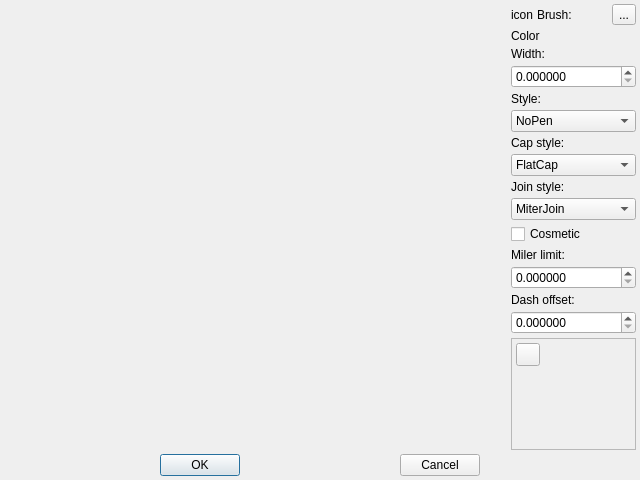
Above: src/property/dialogs/peneditdialog.ui from Gris87/ObjectController before the change. Below: the same form after it.
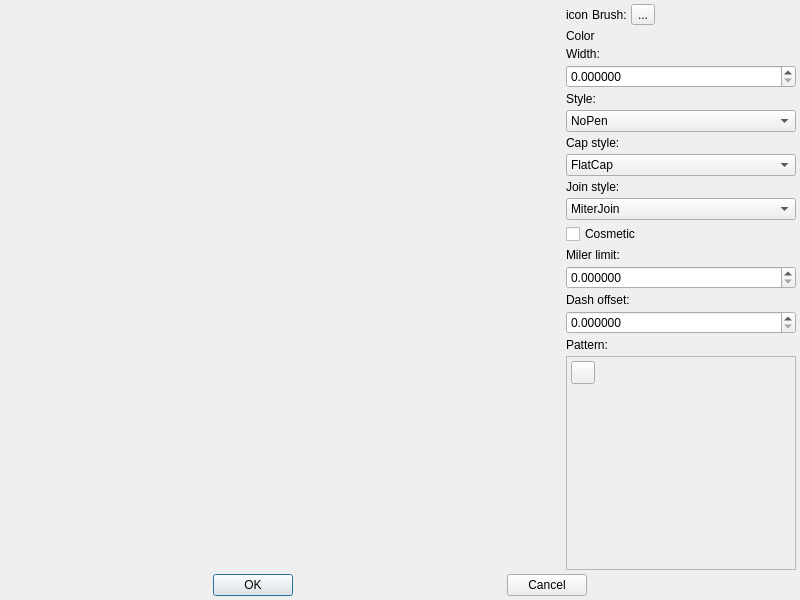
That is the form after the change. Icons and pictures are not drawn.

Diff of the .ui file:
```diff
--- a/src/property/dialogs/peneditdialog.ui
+++ b/src/property/dialogs/peneditdialog.ui
@@ -6,10 +6,16 @@
    <rect>
     <x>0</x>
     <y>0</y>
-    <width>640</width>
-    <height>480</height>
+    <width>800</width>
+    <height>600</height>
    </rect>
   </property>
+  <property name="minimumSize">
+   <size>
+    <width>400</width>
+    <height>500</height>
+   </size>
+  </property>
   <property name="windowTitle">
    <string>Pen editor</string>
   </property>
@@ -43,11 +49,17 @@
      </item>
      <item>
       <widget class="QWidget" name="propertiesWidget" native="true">
-       <property name="sizePolicy">
-        <sizepolicy hsizetype="Maximum" vsizetype="Preferred">
-         <horstretch>0</horstretch>
-         <verstretch>0</verstretch>
-        </sizepolicy>
+       <property name="minimumSize">
+        <size>
+         <width>230</width>
+         <height>0</height>
+        </size>
+       </property>
+       <property name="maximumSize">
+        <size>
+         <width>230</width>
+         <height>16777215</height>
+        </size>
        </property>
        <layout class="QVBoxLayout" name="propertiesLayout">
         <property name="spacing">
@@ -70,12 +82,6 @@
           </item>
           <item>
            <widget class="QLabel" name="brushLabel">
-            <property name="sizePolicy">
-             <sizepolicy hsizetype="MinimumExpanding" vsizetype="Preferred">
-              <horstretch>0</horstretch>
-              <verstretch>0</verstretch>
-             </sizepolicy>
-            </property>
             <property name="text">
              <string>Brush:</string>
             </property>
@@ -88,6 +94,19 @@
             </property>
            </widget>
           </item>
+          <item>
+           <spacer name="horizontalSpacer_4">
+            <property name="orientation">
+             <enum>Qt::Horizontal</enum>
+            </property>
+            <property name="sizeHint" stdset="0">
+             <size>
+              <width>40</width>
+              <height>20</height>
+             </size>
+            </property>
+           </spacer>
+          </item>
          </layout>
         </item>
         <item>
@@ -293,7 +312,14 @@
          </widget>
         </item>
         <item>
-         <widget class="QScrollArea" name="scrollArea">
+         <widget class="QLabel" name="patternLabel">
+          <property name="text">
+           <string>Pattern:</string>
+          </property>
+         </widget>
+        </item>
+        <item>
+         <widget class="QScrollArea" name="patternScrollArea">
           <property name="widgetResizable">
            <bool>true</bool>
           </property>
@@ -302,8 +328,8 @@
             <rect>
              <x>0</x>
              <y>0</y>
-             <width>118</width>
-             <height>128</height>
+             <width>228</width>
+             <height>230</height>
             </rect>
            </property>
            <layout class="QVBoxLayout" name="verticalLayout">
```
Left out of the diff: 4 changed lines with no effect on the pictures.
